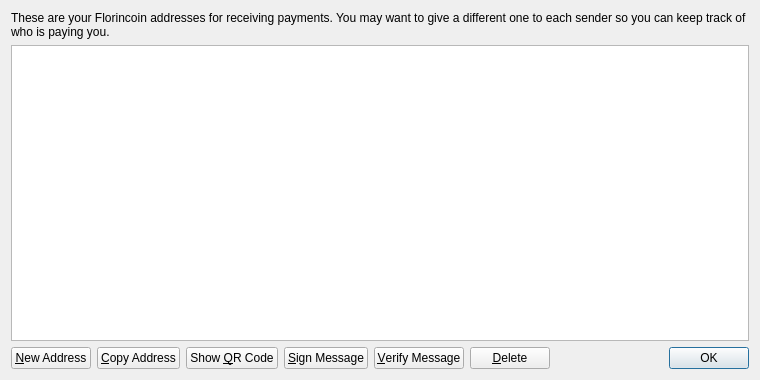
Old version of the form src/qt/forms/addressbookpage.ui in the repository RagnarokAngel/GLSPoints.
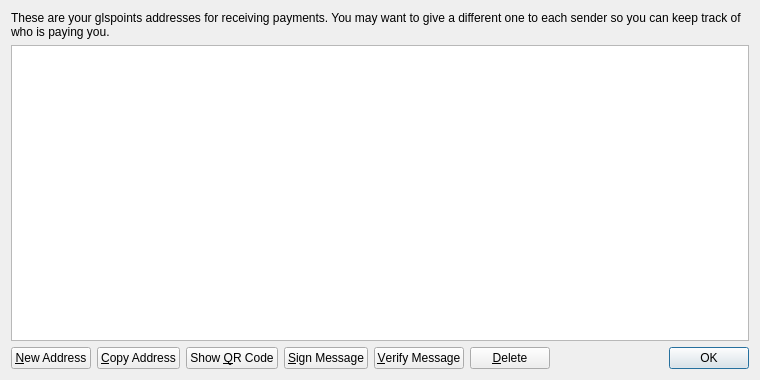
New version of the form. Icons and pictures are not drawn.

The edit to the form file:
```diff
--- a/src/qt/forms/addressbookpage.ui
+++ b/src/qt/forms/addressbookpage.ui
@@ -17,7 +17,7 @@
    <item>
     <widget class="QLabel" name="labelExplanation">
      <property name="text">
-      <string>These are your Florincoin addresses for receiving payments. You may want to give a different one to each sender so you can keep track of who is paying you.</string>
+      <string>These are your glspoints addresses for receiving payments. You may want to give a different one to each sender so you can keep track of who is paying you.</string>
      </property>
      <property name="textFormat">
       <enum>Qt::PlainText</enum>
```
Left out of the diff: 4 changed lines with no effect on the pictures.
